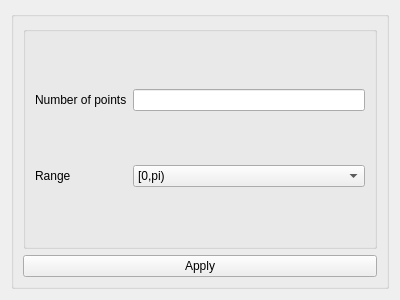
GP-Lab/PyWindow, file new_untitled.ui: the form before one commit.
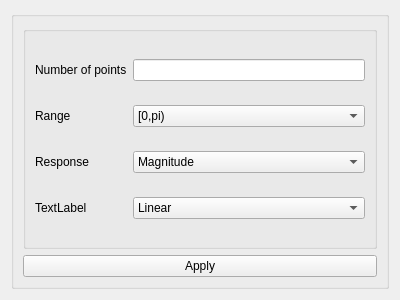
The form after the commit.

Commit message: 增加了Parameter中可以切换Log,Linear. 增加了Parameter中可以切换Magnitude / ~(dB)

The edit to the form file:
```diff
--- a/new_untitled.ui
+++ b/new_untitled.ui
@@ -26,25 +26,6 @@
          <string/>
         </property>
         <layout class="QGridLayout" name="gridLayout">
-         <item row="1" column="1">
-          <widget class="QComboBox" name="comboBox">
-           <item>
-            <property name="text">
-             <string>[0,pi)</string>
-            </property>
-           </item>
-           <item>
-            <property name="text">
-             <string>[0,2pi)</string>
-            </property>
-           </item>
-           <item>
-            <property name="text">
-             <string>[-pi,pi)</string>
-            </property>
-           </item>
-          </widget>
-         </item>
          <item row="0" column="0">
           <widget class="QLabel" name="label">
            <property name="text">
@@ -52,16 +33,77 @@
            </property>
           </widget>
          </item>
-         <item row="1" column="0">
+         <item row="4" column="0">
+          <widget class="QLabel" name="label_3">
+           <property name="text">
+            <string>TextLabel</string>
+           </property>
+          </widget>
+         </item>
+         <item row="2" column="0">
           <widget class="QLabel" name="label_2">
            <property name="text">
             <string>Range</string>
            </property>
           </widget>
          </item>
+         <item row="4" column="1">
+          <widget class="QComboBox" name="comboBox_2">
+           <item>
+            <property name="text">
+             <string>Linear</string>
+            </property>
+           </item>
+           <item>
+            <property name="text">
+             <string>Log</string>
+            </property>
+           </item>
+          </widget>
+         </item>
+         <item row="2" column="1">
+          <widget class="QComboBox" name="comboBox">
+           <item>
+            <property name="text">
+             <string>[0,pi)</string>
+            </property>
+           </item>
+           <item>
+            <property name="text">
+             <string>[0,2pi)</string>
+            </property>
+           </item>
+           <item>
+            <property name="text">
+             <string>[-pi,pi)</string>
+            </property>
+           </item>
+          </widget>
+         </item>
          <item row="0" column="1">
           <widget class="QLineEdit" name="lineEdit"/>
          </item>
+         <item row="3" column="0">
+          <widget class="QLabel" name="label_4">
+           <property name="text">
+            <string>Response</string>
+           </property>
+          </widget>
+         </item>
+         <item row="3" column="1">
+          <widget class="QComboBox" name="comboBox_3">
+           <item>
+            <property name="text">
+             <string>Magnitude</string>
+            </property>
+           </item>
+           <item>
+            <property name="text">
+             <string>Magnitude(dB)</string>
+            </property>
+           </item>
+          </widget>
+         </item>
         </layout>
        </widget>
       </item>
```
The commit also changes 4 other files.
